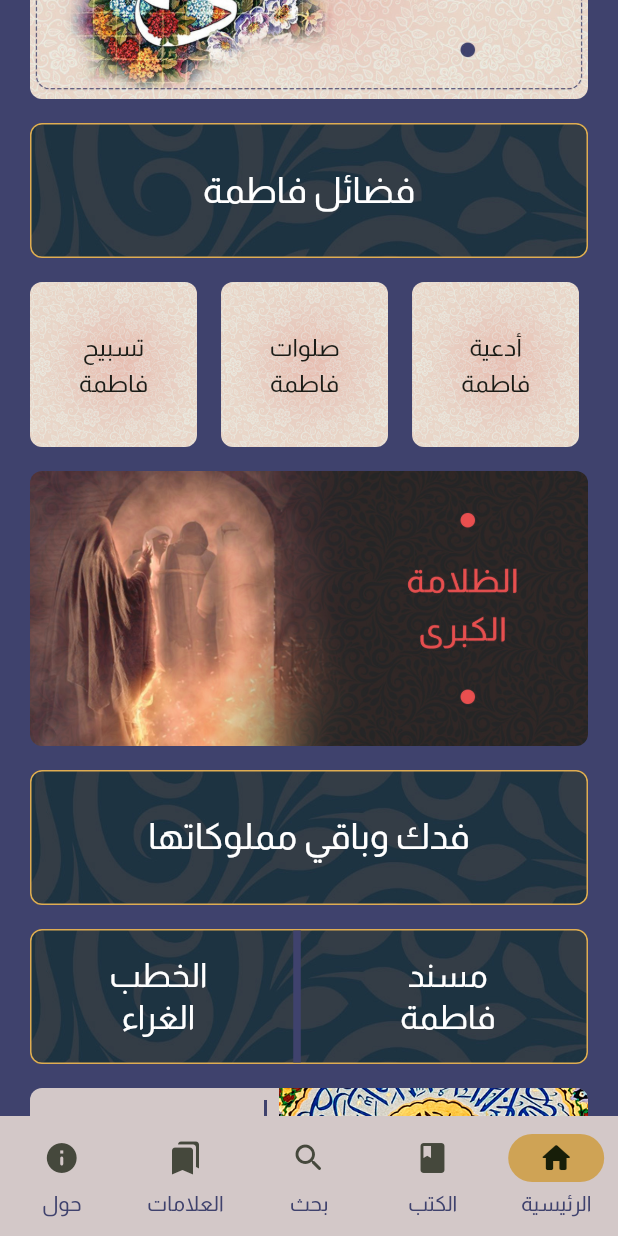
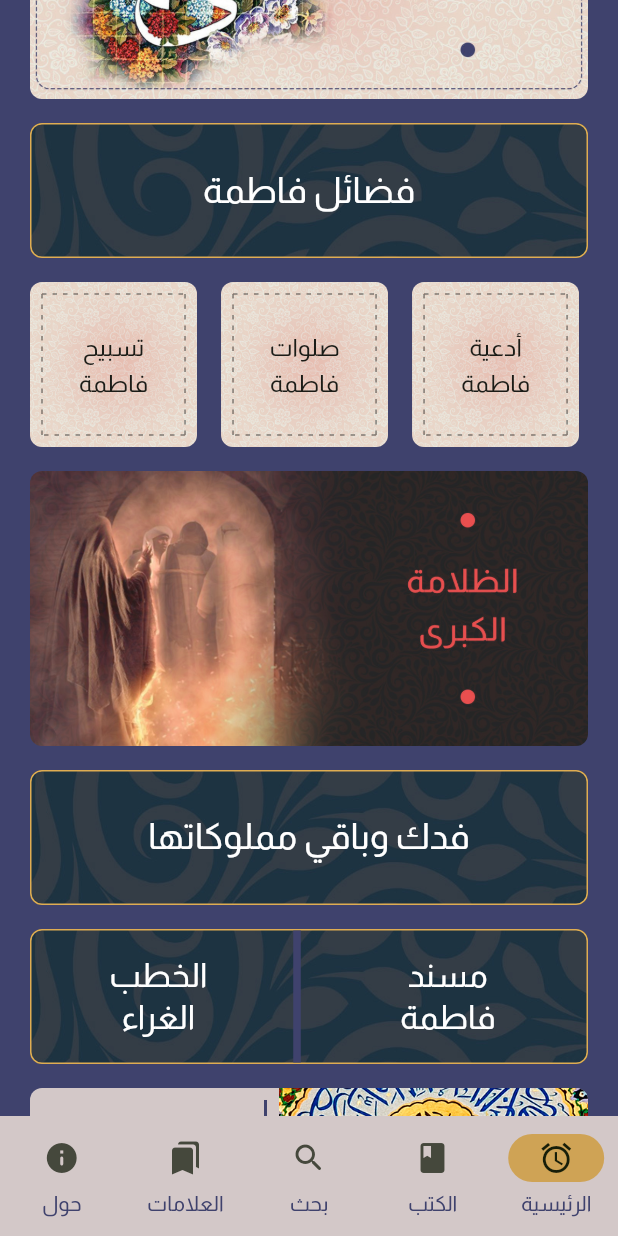
Before and after one commit to alijohar/z_project, a Flutter app: the screen it shows after launch, scrolled down 1728 dp, on a phone screen of 412 x 824 dp. Run offline on Flutter 3.47's test engine with Material 3 defaults, Android fonts, the phone set to English and light mode, and no system bars; our stand-ins replace bloc, firebase_analytics, firebase_core, firebase_crashlytics, flutter_bloc, flutter_html and 5 more; missing offline and left inert: epub_parser; accounts and stored records are empty.

Commit message:
Fix ui issues

```diff
--- a/lib/screen/host/host_screen.dart
+++ b/lib/screen/host/host_screen.dart
@@ -85,7 +85,7 @@ class _HostScreenState extends State<HostScreen> {
           },
           destinations: const [
             NavigationDestination(
-              icon: Icon(Icons.home_rounded),
+              icon: Icon(Icons.access_alarms_sharp),
               label: 'الرئيسية',
             ),
             NavigationDestination(
--- a/lib/widget/three_items_card_widget.dart
+++ b/lib/widget/three_items_card_widget.dart
@@ -1,6 +1,7 @@
 import 'package:flutter/material.dart';
 
 import '../model/item_model.dart';
+import '../util/dotted_broder_painter.dart';
 import '../util/navigation_helper.dart';
 
 class ThreeItemsCardWidget extends StatelessWidget {
@@ -28,6 +29,13 @@ class ThreeItemsCardWidget extends StatelessWidget {
                 fit: BoxFit.cover,
               ),
             ),
+            child: Padding(
+              padding: const EdgeInsets.all(8.0),
+              child: CustomPaint(painter:
+              DottedBorderPainter(
+                borderWidth: 1.0,
+                borderColor: Colors.black45,
+              ),
                 child: Row(
                   crossAxisAlignment: CrossAxisAlignment.center,
                   children: [
@@ -36,7 +44,8 @@ class ThreeItemsCardWidget extends StatelessWidget {
                         onTap: () => NavigationHelper.navigateTo(
                           context: context,
                           goto: item.goto ?? '',
-                            subItem: item,),
+                          subItem: item,
+                        ),
                         child: Padding(
                           padding: const EdgeInsets.all(12),
                           child: Text(
@@ -45,11 +54,13 @@ class ThreeItemsCardWidget extends StatelessWidget {
                             style: Theme.of(context).textTheme.titleMedium,
                           ),
                         ),
-                      ),),
-
+                      ),
+                    ),
                   ],
                 ),
-                ),)
+              ),
+            ),
+          ))
           .toList(),
     ),
   );
```
Also changed, not shown: lib/screen/epub_viewer/epub_viewer_screen.dart (+14 -2 lines), lib/util/dotted_broder_painter.dart (added, +60 -0 lines), lib/widget/square_list_card_widget.dart (+27 -8 lines). Lines whose indentation alone changed are shown as unchanged.
